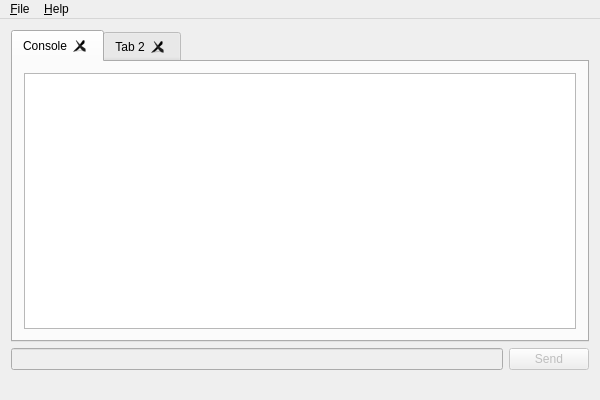
The window that jmesquita/fsgui/resources/fs_gui.ui (freeswitch/freeswitch-contrib) describes before a commit, drawn with Qt 5.
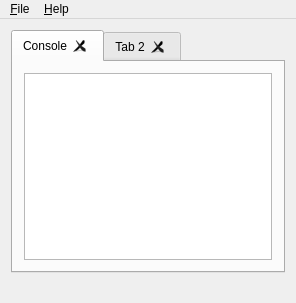
The same window after the commit. The open tabs and pages were chosen to show the change.

The edit to the form file:
```diff
--- a/jmesquita/fsgui/resources/fs_gui.ui
+++ b/jmesquita/fsgui/resources/fs_gui.ui
@@ -6,8 +6,8 @@
    <rect>
     <x>0</x>
     <y>0</y>
-    <width>600</width>
-    <height>400</height>
+    <width>296</width>
+    <height>303</height>
    </rect>
   </property>
   <property name="windowTitle">
@@ -53,36 +53,6 @@
       </widget>
      </widget>
     </item>
-    <item>
-     <layout class="QHBoxLayout" name="horizontalLayout">
-      <item>
-       <widget class="QLineEdit" name="lineCmd">
-        <property name="enabled">
-         <bool>false</bool>
-        </property>
-       </widget>
-      </item>
-      <item>
-       <widget class="QPushButton" name="btnSend">
-        <property name="enabled">
-         <bool>false</bool>
-        </property>
-        <property name="text">
-         <string>Send</string>
-        </property>
-        <property name="shortcut">
-         <string>Return</string>
-        </property>
-        <property name="autoDefault">
-         <bool>false</bool>
-        </property>
-        <property name="default">
-         <bool>true</bool>
-        </property>
-       </widget>
-      </item>
-     </layout>
-    </item>
    </layout>
   </widget>
   <widget class="QMenuBar" name="menuBar">
@@ -90,7 +60,7 @@
     <rect>
      <x>0</x>
      <y>0</y>
-     <width>600</width>
+     <width>296</width>
      <height>26</height>
     </rect>
    </property>
```
Left out of the diff: 6 changed lines with no effect on the pictures.
